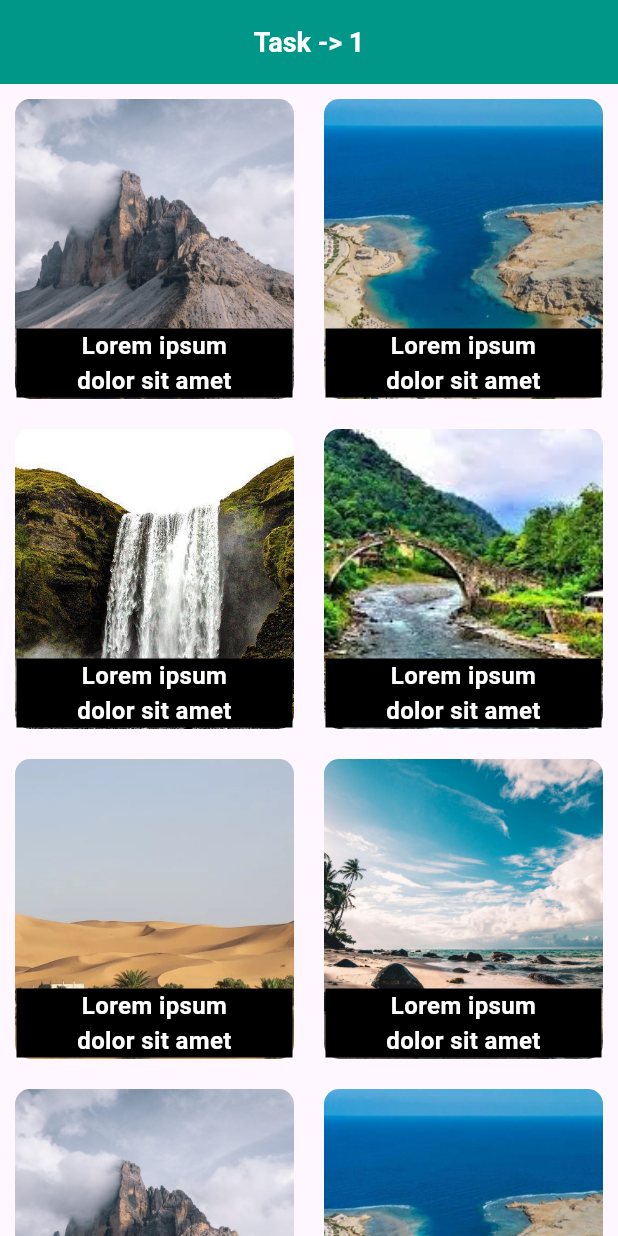
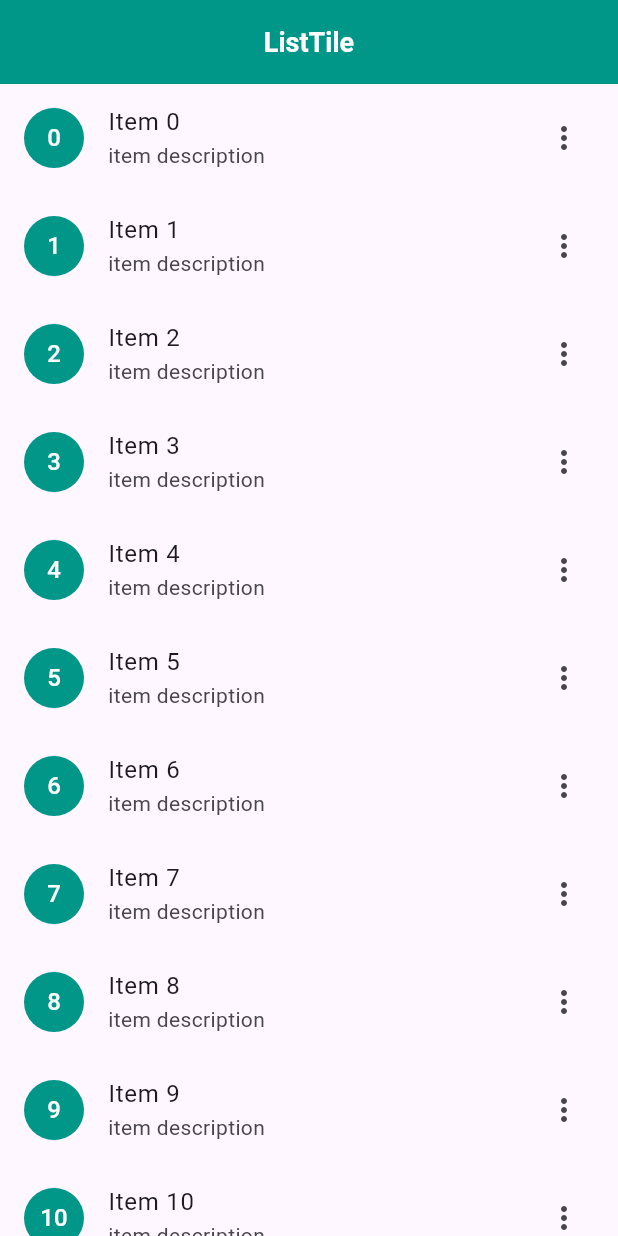
Before and after one commit to ahvvad/IEEE, a Flutter app: the screen it shows after launch, on a phone screen of 412 x 824 dp. Run offline on Flutter 3.47's test engine with Material 3 defaults, Android fonts, the phone set to English and light mode, and no system bars.

Commit message:
Task Two

```diff
--- a/lib/main.dart
+++ b/lib/main.dart
@@ -1,7 +1,8 @@
-// ignore_for_file: prefer_const_constructors
+// ignore_for_file: prefer_const_constructors, unused_import
 
 import 'package:flutter/material.dart';
 import 'package:ieee/task1/task_one.dart';
+import 'package:ieee/task2/task_two.dart';
 
 void main() {
   runApp(const MyApp());
@@ -15,7 +16,7 @@ class MyApp extends StatelessWidget {
     return MaterialApp(
       title: 'Flutter Demo',
       debugShowCheckedModeBanner: false,
-      home: const Taskone(),
+      home: const TaskTwo(),
     );
   }
 }
--- a/lib/task1/task_one.dart
+++ b/lib/task1/task_one.dart
@@ -1,4 +1,5 @@
 import 'package:flutter/material.dart';
+import '/widgits/app_bar.dart';
 
 class Taskone extends StatelessWidget {
   const Taskone({super.key});
@@ -6,7 +7,7 @@ class Taskone extends StatelessWidget {
   @override
   Widget build(BuildContext context) {
     return Scaffold(
-      appBar: _appBar(),
+      appBar: appBar(barTitle: 'Task one'),
       body: SingleChildScrollView(
         child: Column(
           children: [
@@ -76,20 +77,7 @@ class Taskone extends StatelessWidget {
     );
   }
 
-  AppBar _appBar() {
-    return AppBar(
-      backgroundColor: Colors.teal,
-      centerTitle: true,
-      title: const Text(
-        'Task -> 1',
-        style: TextStyle(
-          fontSize: 18,
-          fontWeight: FontWeight.w600,
-          color: Colors.white,
-        ),
-      ),
-    );
-  }
+
 
   places(String title, String path) {
     return Container(
--- /dev/null
+++ b/lib/task2/task_two.dart
@@ -0,0 +1,38 @@
+// ignore_for_file: prefer_const_constructors, prefer_const_literals_to_create_immutables
+
+import 'package:flutter/material.dart';
+import '/task2/widgit_two.dart';
+import '/widgits/app_bar.dart';
+
+class TaskTwo extends StatelessWidget {
+  const TaskTwo({super.key});
+
+  @override
+  Widget build(BuildContext context) {
+    return Scaffold(
+      appBar: appBar(barTitle: 'ListTile'),
+      body: SafeArea(
+        child: SingleChildScrollView(
+          child: Column(
+            mainAxisAlignment: MainAxisAlignment.start,
+            crossAxisAlignment: CrossAxisAlignment.start,
+            children: [
+              SizedBox(
+                height: MediaQuery.of(context).size.height,
+                child: ListView.builder(
+                  itemCount: 21,
+                  itemBuilder: (context, index) {
+                    return list(
+                      avatar: index,
+                      title: 'Item $index',
+                    );
+                  },
+                ),
+              ),
+            ],
+          ),
+        ),
+      ),
+    );
+  }
+}
--- /dev/null
+++ b/lib/task2/widgit_two.dart
@@ -0,0 +1,20 @@
+import 'package:flutter/material.dart';
+
+ListTile list({
+  required int avatar,
+  required String title,
+  String subtitle = 'item description',
+}) {
+  return ListTile(
+    leading: CircleAvatar(
+      backgroundColor: Colors.teal,
+      child: Text(
+        avatar.toString(),
+        style: const TextStyle(color: Colors.white),
+      ),
+    ),
+    title: Text(title),
+    subtitle: Text(subtitle),
+    trailing: const Icon(Icons.more_vert),
+  );
+}
--- /dev/null
+++ b/lib/widgits/app_bar.dart
@@ -0,0 +1,16 @@
+import 'package:flutter/material.dart';
+
+AppBar appBar({required String barTitle}) {
+  return AppBar(
+    backgroundColor: Colors.teal,
+    centerTitle: true,
+    title: Text(
+      barTitle,
+      style: const TextStyle(
+        fontSize: 18,
+        fontWeight: FontWeight.w600,
+        color: Colors.white,
+      ),
+    ),
+  );
+}
```
